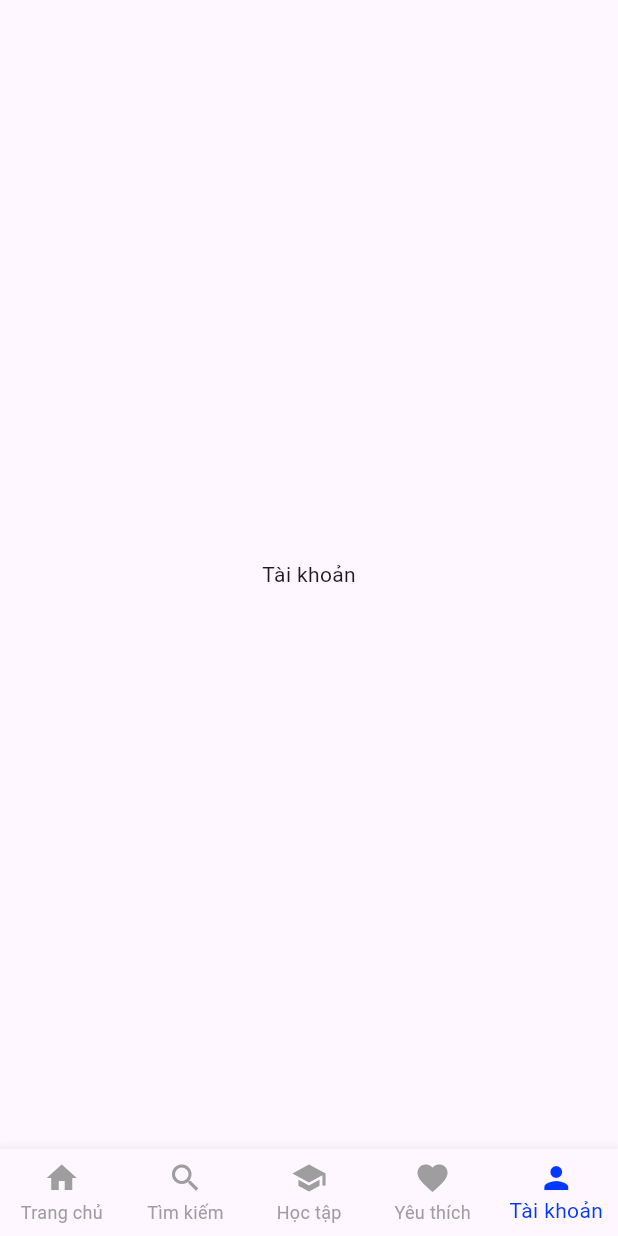
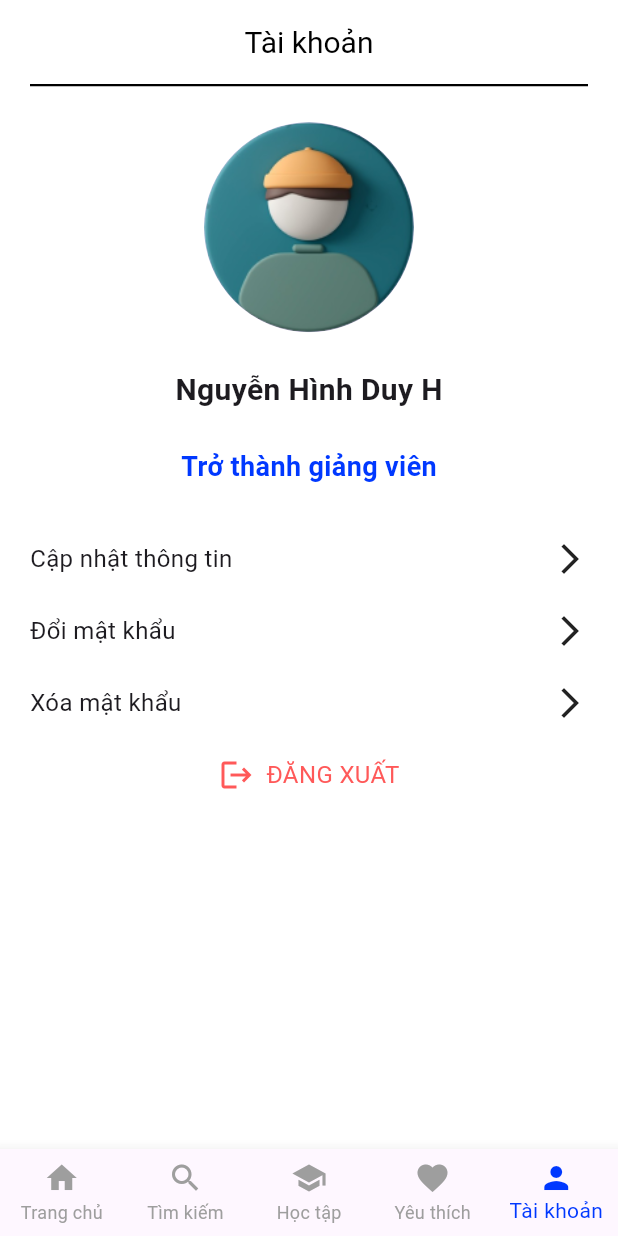
Before and after one commit to ASE-UIT/02.-Online-course-System, a Flutter app: the HomeScreen screen opened directly, item 5 of the bottom bar chosen, on a phone screen of 412 x 824 dp. Run offline on Flutter 3.47's test engine with Material 3 defaults, Android fonts, the phone set to English and light mode, and no system bars; Roboto replaces fonts that are missing (WorkSans).

Commit message:
feat: add AccountScreen

```diff
--- a/lib/main.dart
+++ b/lib/main.dart
@@ -15,7 +15,7 @@ class MyApp extends StatelessWidget {
   Widget build(BuildContext context) {
     return MaterialApp(
       theme: ThemeData(fontFamily: 'WorkSans'),
-      home: SignInScreen(),
+      home: const HomeScreen(),
     );
   }
 }
--- /dev/null
+++ b/lib/screens/AccountScreen.dart
@@ -0,0 +1,98 @@
+import 'package:flutter/material.dart';
+import 'package:online_course_system/constants/colors.dart';
+import 'package:online_course_system/widgets/CustomListTitle.dart';
+import 'package:online_course_system/widgets/FavoriteCard.dart';
+
+class AccountScreen extends StatelessWidget {
+  const AccountScreen({super.key});
+
+  @override
+  Widget build(BuildContext context) {
+    return Scaffold(
+      backgroundColor: Colors.white,
+      appBar: AppBar(
+        elevation: 0,
+        automaticallyImplyLeading: false,
+        backgroundColor: Colors.white,
+        title: const Center(
+          child: Text(
+            'Tài khoản',
+            style: TextStyle(
+              color: Colors.black,
+              fontSize: 20,
+              fontWeight: FontWeight.w400,
+            ),
+          ),
+        ),
+      ),
+      body: Center(
+        child: Container(
+          padding: const EdgeInsets.symmetric(horizontal: 20),
+          child: Column(
+            children: [
+              Container(
+                height: 1.5, // Thickness of the separator
+                color: Colors.black, // Color of the separator
+              ),
+              const SizedBox(height: 24),
+              Container(
+                width: 140, // Kích thước cố định
+                height: 140,
+                child: const CircleAvatar(
+                    backgroundImage:
+                        // NetworkImage('URL_của_ảnh'),
+                        AssetImage('assets/avatar_example.png')),
+              ),
+              const SizedBox(height: 24),
+              const Text(
+                'Nguyễn Hình Duy H',
+                style: TextStyle(fontSize: 20, fontWeight: FontWeight.bold),
+              ),
+              const SizedBox(height: 24),
+              const Text(
+                'Trở thành giảng viên',
+                style: TextStyle(
+                    fontSize: 18,
+                    fontWeight: FontWeight.w600,
+                    color: AppColors.primary500),
+              ),
+              const SizedBox(height: 24),
+              CustomListTile(
+                title: 'Cập nhật thông tin',
+                onTap: () {},
+              ),
+              CustomListTile(
+                title: 'Đổi mật khẩu',
+                onTap: () {},
+              ),
+              CustomListTile(
+                title: 'Xóa mật khẩu',
+                onTap: () {},
+              ),
+              const SizedBox(height: 12),
+              const Row(
+                mainAxisAlignment: MainAxisAlignment.center,
+                children: [
+                  Icon(
+                    Icons.logout,
+                    color: AppColors.error500,
+                    size: 24,
+                  ),
+                  SizedBox(width: 8),
+                  Text(
+                    'ĐĂNG XUẤT',
+                    style: TextStyle(
+                      color: AppColors.error500,
+                      fontSize: 16,
+                      fontWeight: FontWeight.w400,
+                    ),
+                  ),
+                ],
+              ),
+            ],
+          ),
+        ),
+      ),
+    );
+  }
+}
--- a/lib/screens/HomeScreen.dart
+++ b/lib/screens/HomeScreen.dart
@@ -1,5 +1,6 @@
 import 'package:flutter/material.dart';
 import 'package:online_course_system/constants/colors.dart';
+import 'package:online_course_system/screens/AccountScreen.dart';
 import 'package:online_course_system/screens/CourseListScreen.dart';
 import 'package:online_course_system/screens/FavoriteScreen.dart';
 import 'package:online_course_system/screens/SearchScreen.dart';
@@ -20,7 +21,7 @@ class _HomeScreenState extends State<HomeScreen> {
     const Center(child: SearchScreen()),
     const Center(child: Text('Học tập')),
     const Center(child: FavoriteScreen()),
-    const Center(child: Text('Tài khoản')),
+    const Center(child: AccountScreen()),
   ];
 
   void _onItemTapped(int index) {
--- a/lib/screens/SignInScreen.dart
+++ b/lib/screens/SignInScreen.dart
@@ -1,7 +1,7 @@
 import 'package:flutter/material.dart';
 import 'package:online_course_system/constants/colors.dart';
 import 'package:online_course_system/screens/HomeScreen.dart';
-import 'package:online_course_system/screens/SignOutScreen.dart';
+import 'package:online_course_system/screens/SignUpScreen.dart';
 import 'package:online_course_system/widgets/customtextfield.dart';
 import 'package:online_course_system/widgets/socialloginbutton.dart';
 
--- /dev/null
+++ b/lib/widgets/CustomListTitle.dart
@@ -0,0 +1,34 @@
+import 'package:flutter/material.dart';
+
+class CustomListTile extends StatelessWidget {
+  final String title;
+  final VoidCallback onTap;
+
+  const CustomListTile({
+    Key? key,
+    required this.title,
+    required this.onTap,
+  }) : super(key: key);
+
+  @override
+  Widget build(BuildContext context) {
+    return InkWell(
+      onTap: onTap,
+      child: Container(
+        padding: const EdgeInsets.symmetric(vertical: 12.0),
+        child: Row(
+          mainAxisAlignment: MainAxisAlignment.spaceBetween,
+          children: [
+            Expanded(
+              child: Text(
+                title,
+                style: const TextStyle(fontSize: 16),
+              ),
+            ),
+            const Icon(Icons.arrow_forward_ios),
+          ],
+        ),
+      ),
+    );
+  }
+}
```
Also changed, not shown: assets/avatar_example.png (added), lib/screens/SignUpScreen.dart (renamed from lib/screens/SignOutScreen.dart).
